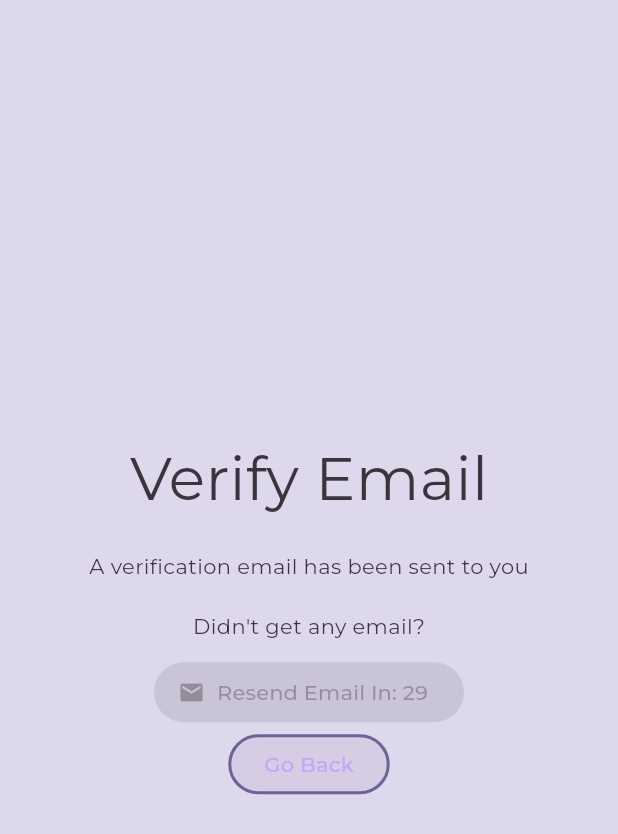
After one commit to stavgafny/lifeline, a Flutter app: the EmailVerificationPage screen opened by its route, on a phone screen of 412 x 824 dp. The commit adds this screen. Shown: the top 834 px of the screen. Run offline on Flutter 3.47's test engine with Material 2 defaults, Android fonts, the phone set to English and light mode, and no system bars; our stand-ins replace curved_navigation_bar, firebase_auth, firebase_core, get, google_fonts, google_sign_in; accounts and stored records are empty; generated files the repository leaves out were written again; network calls fail.

Commit message:
added email verification

```diff
--- a/lib/routes/initial_page.dart
+++ b/lib/routes/initial_page.dart
@@ -2,17 +2,32 @@ import 'package:flutter/material.dart';
 import 'package:get/get.dart';
 import 'package:firebase_auth/firebase_auth.dart';
 import '../routes/route_pages.dart';
+import '../services/user_auth.dart';
 
 class InitialPage extends StatelessWidget {
   const InitialPage({Key? key}) : super(key: key);
 
   @override
   Widget build(BuildContext context) {
+    /*
+    ! signedUnverified
+    In the case that the user didn't verify his email and re-launched the app again
+    It will log him off the account (to prevent verify email page on launch)
+    * True if user account signed but yet to be verified
+    */
+    bool launchedUnverified = UserAuth.exist && !UserAuth.verified;
+
     FirebaseAuth.instance.authStateChanges().listen((User? user) {
-      if (user == null) {
-        Get.offAndToNamed(RoutePage.login);
+      if (UserAuth.exist && !launchedUnverified) {
+        Get.offAllNamed(
+          UserAuth.verified ? RoutePage.home : RoutePage.emailVerification,
+        );
       } else {
-        Get.offAndToNamed(RoutePage.home, arguments: user);
+        if (launchedUnverified) {
+          UserAuth.signOut();
+          launchedUnverified = false;
+        }
+        Get.offAllNamed(RoutePage.login);
       }
     });
     // Scaffold placeholder for state change
--- a/lib/routes/route_pages.dart
+++ b/lib/routes/route_pages.dart
@@ -1,6 +1,7 @@
 import 'package:get/get.dart';
 import './initial_page.dart';
 import '../views/error_page.dart';
+import '../views/email_verification_page.dart';
 import '../views/login_page.dart';
 import '../views/register_page.dart';
 import '../views/forgot_password_page.dart';
@@ -11,6 +12,7 @@ const _pageTransition = Transition.fade;
 class RoutePage {
   static const String initial = "/";
   static const String error = "/error";
+  static const String emailVerification = "/email_verification";
   static const String login = "/login";
   static const String register = "/register";
   static const String forgotPassword = "/forgot_password";
@@ -26,6 +28,11 @@ final List<GetPage<dynamic>> routePages = [
   GetPage(
     name: RoutePage.error,
     page: () => const ErrorPage(),
+    transition: _pageTransition,
+  ),
+  GetPage(
+    name: RoutePage.emailVerification,
+    page: () => const EmailVerificationPage(),
     transition: _pageTransition,
   ),
   GetPage(
--- a/lib/services/email_password_auth.dart
+++ b/lib/services/email_password_auth.dart
@@ -1,9 +1,14 @@
 import 'package:firebase_auth/firebase_auth.dart';
+import './user_auth.dart';
 import 'package:get/get.dart';
 
 const _minPasswordLength = 6;
 
 class EmailPasswordAuth {
+  static bool get verified {
+    return true;
+  }
+
   /// Return informative message from given error code
   ///
   /// * Error Codes: [ invalid-email, user-disabled, user-not-found, wrong-password ]
@@ -93,4 +98,15 @@ class EmailPasswordAuth {
     }
     return null;
   }
+
+  /// Returns true or false if email verification was sent to the user
+  static Future<bool> sendEmailVerification() async {
+    try {
+      final user = UserAuth.user!;
+      await user.sendEmailVerification();
+    } on FirebaseAuthException {
+      return false;
+    }
+    return true;
+  }
 }
--- /dev/null
+++ b/lib/services/user_auth.dart
@@ -0,0 +1,20 @@
+import 'package:firebase_auth/firebase_auth.dart';
+
+class UserAuth {
+  static User? get user => FirebaseAuth.instance.currentUser;
+
+  static bool get exist => UserAuth.user != null;
+
+  static bool get verified =>
+      UserAuth.exist ? UserAuth.user!.emailVerified : false;
+
+  static Future reload() async {
+    if (UserAuth.exist) {
+      await UserAuth.user!.reload();
+    }
+  }
+
+  static void signOut() {
+    FirebaseAuth.instance.signOut();
+  }
+}
--- /dev/null
+++ b/lib/views/email_verification_page.dart
@@ -0,0 +1,102 @@
+import 'dart:async';
+import 'package:flutter/material.dart';
+import 'package:get/get.dart';
+import '../routes/route_pages.dart';
+import '../services/user_auth.dart';
+import '../services/email_password_auth.dart';
+
+//* Check every {verifyCheckDuration} if user is verified
+//* After email resend ability disabled for 10 seconds countdown
+
+const Duration verifyCheckDuration = Duration(seconds: 3);
+const int resendTimeout = 30;
+
+class EmailVerificationPage extends StatefulWidget {
+  const EmailVerificationPage({Key? key}) : super(key: key);
+
+  @override
+  State<EmailVerificationPage> createState() => _EmailVerificationPageState();
+}
+
+class _EmailVerificationPageState extends State<EmailVerificationPage> {
+  Timer? verifyCheckTimer;
+  int currentResendTimeout = 0;
+
+  bool get canResend => currentResendTimeout <= 0;
+
+  @override
+  void initState() {
+    // Send email, and start timer to refresh every {verifyCheckDuration} to check for change
+    try {
+      sendEmail();
+      verifyCheckTimer = Timer.periodic(verifyCheckDuration, (timer) async {
+        await UserAuth.reload();
+        if (UserAuth.verified) {
+          Get.offAllNamed(RoutePage.home);
+        }
+      });
+    } catch (e) {
+      Get.offAllNamed(RoutePage.error);
+    }
+
+    super.initState();
+  }
+
+  @override
+  void dispose() {
+    if (verifyCheckTimer != null) verifyCheckTimer!.cancel();
+    currentResendTimeout = 0;
+    super.dispose();
+  }
+
+  void sendEmail() async {
+    if (!canResend) return;
+    currentResendTimeout = resendTimeout;
+    setState(() {});
+    EmailPasswordAuth.sendEmailVerification();
+    while (currentResendTimeout > 0 && mounted) {
+      await Future.delayed(const Duration(seconds: 1));
+      // Empty set state to update countdown (currentResendTimeout--)
+
+      // Ensure that state object still in tree before setState
+      if (mounted) setState(() => currentResendTimeout--);
+    }
+  }
+
+  @override
+  Widget build(BuildContext context) {
+    return Scaffold(
+      body: Center(
+        child: Column(
+          mainAxisAlignment: MainAxisAlignment.center,
+          children: [
+            const Text("Verify Email", style: TextStyle(fontSize: 40.0)),
+            const SizedBox(height: 20),
+            const Text("A verification email has been sent to you"),
+            const SizedBox(height: 20),
+            const Text("Didn't get any email?"),
+            const SizedBox(height: 10),
+            ElevatedButton.icon(
+              onPressed: canResend ? () => sendEmail() : null,
+              icon: const Icon(Icons.email),
+              label: Text(
+                  "Resend Email${canResend ? '' : ' In: $currentResendTimeout'}"),
+            ),
+            OutlinedButton(
+              onPressed: () {
+                UserAuth.signOut();
+                Get.toNamed(RoutePage.login);
+              },
+              style: OutlinedButton.styleFrom(
+                side: BorderSide(
+                    width: 2, color: Theme.of(context).colorScheme.background),
+                backgroundColor: Theme.of(context).colorScheme.secondary,
+              ),
+              child: const Text("Go Back"),
+            ),
+          ],
+        ),
+      ),
+    );
+  }
+}
```
Also changed, not shown: lib/views/error_page.dart (+4 -8 lines), lib/views/home_page.dart (+3 -4 lines).
